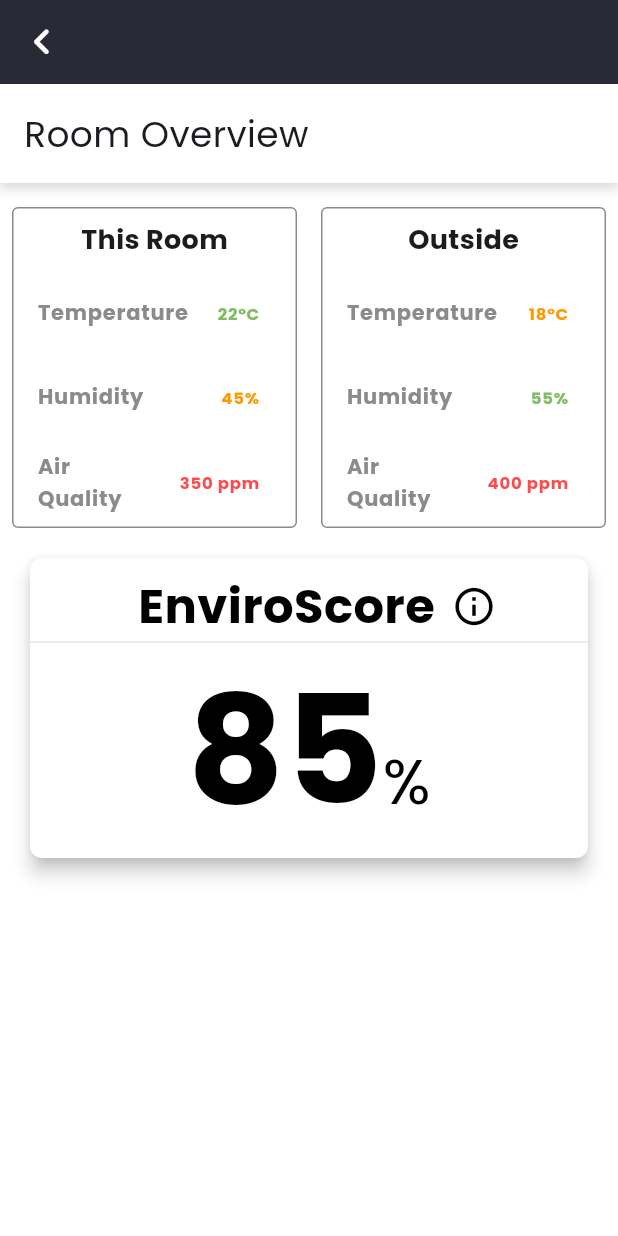
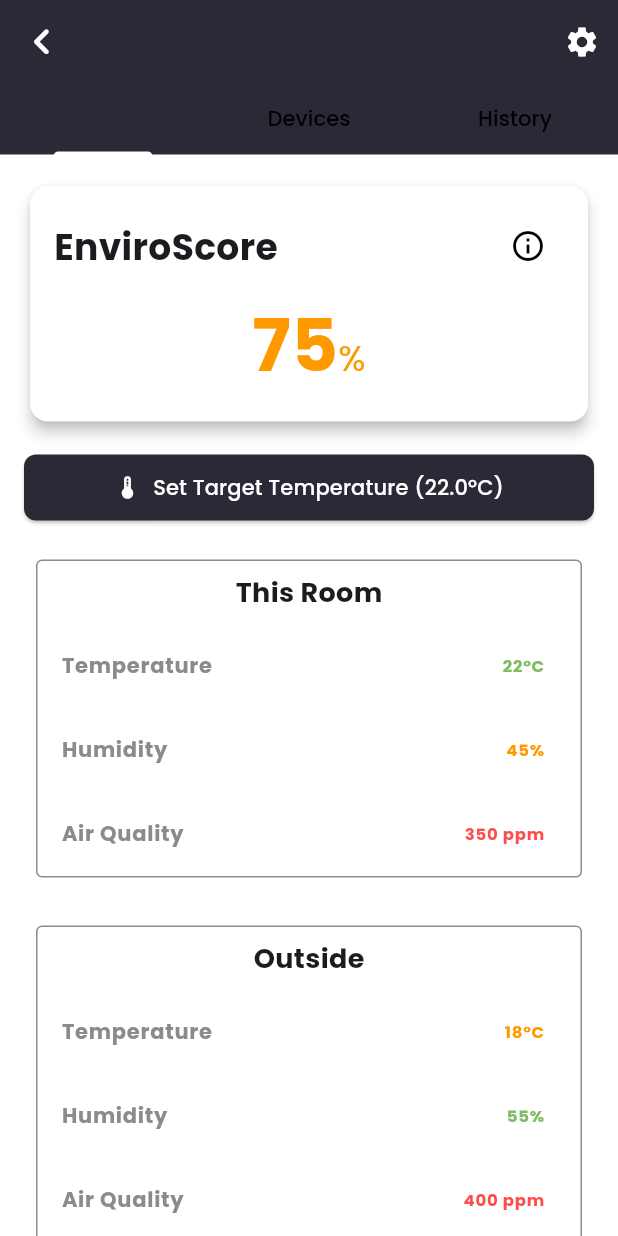
Before and after one commit to KempDewulf/envirosense-app, a Flutter app: the RoomOverviewScreen screen opened directly with empty values, on a phone screen of 412 x 824 dp. Run offline on Flutter 3.47's test engine with Material 3 defaults, Android fonts, the phone set to English and light mode, and no system bars; our stand-ins replace camera, dotted_border, firebase_auth, firebase_core, fl_chart, flutter_dotenv and 4 more; accounts and stored records are empty.

Commit message:
Improve room overview screen

```diff
--- a/lib/presentation/views/room_overview_screen.dart
+++ b/lib/presentation/views/room_overview_screen.dart
@@ -1,191 +1,243 @@
 import 'package:envirosense/core/constants/colors.dart';
+import 'package:envirosense/presentation/widgets/device_list.dart';
+import 'package:envirosense/presentation/widgets/enviro_score_card.dart';
 import 'package:flutter/material.dart';
 import '../controllers/RoomOverviewController.dart';
 
-class RoomOverviewScreen extends StatelessWidget {
+class RoomOverviewScreen extends StatefulWidget {
   final String roomName;
 
   const RoomOverviewScreen({super.key, required this.roomName});
 
   @override
+  State<RoomOverviewScreen> createState() => _RoomOverviewScreenState();
+}
+
+class _RoomOverviewScreenState extends State<RoomOverviewScreen> with SingleTickerProviderStateMixin {
+  late final RoomOverviewController _controller;
+  late final TabController _tabController;
+  bool _isLoading = true;
+  String? _error;
+
+  @override
+  void initState() {
+    super.initState();
+    _controller = RoomOverviewController();
+    _tabController = TabController(length: 3, vsync: this);
+    _loadData();
+  }
+
+  Future<void> _loadData() async {
+    try {
+      setState(() => _isLoading = true);
+      await _controller.getRoomData(widget.roomName);
+      setState(() => _isLoading = false);
+    } catch (e) {
+      setState(() {
+        _isLoading = false;
+        _error = e.toString();
+      });
+    }
+  }
+
+  @override
   Widget build(BuildContext context) {
-    final controller = RoomOverviewController();
-
     return Scaffold(
       appBar: AppBar(
         leading: IconButton(
           icon: const Icon(Icons.keyboard_arrow_left_rounded),
           iconSize: 35,
+          onPressed: () => Navigator.pop(context),
+        ),
+        title: Text(widget.roomName),
+        actions: [
+          IconButton(
+            icon: const Icon(Icons.settings),
             onPressed: () {
-              Navigator.pushReplacementNamed(context, '/main');
-            }),
-        backgroundColor: AppColors.primaryColor,
-        foregroundColor: AppColors.whiteColor,
-        title: Text(
-          roomName,
-          style: const TextStyle(
-            fontSize: 18,
+              // Navigate to room settings
+            },
+          ),
+        ],
+        bottom: TabBar(
+          controller: _tabController,
+          tabs: const [
+            Tab(text: 'Overview'),
+            Tab(text: 'Devices'),
+            Tab(text: 'History'),
+          ],
         ),
       ),
-        centerTitle: true,
-        elevation: 0,
+      body: RefreshIndicator(
+        onRefresh: _loadData,
+        child: _buildBody(),
       ),
-      body: Column(
+    );
+  }
+
+  Widget _buildBody() {
+    if (_isLoading) {
+      return const Center(child: CircularProgressIndicator());
+    }
+
+    if (_error != null) {
+      return Center(
+        child: Column(
+          mainAxisAlignment: MainAxisAlignment.center,
           children: [
-          Container(
-            width: double.infinity,
-            padding: const EdgeInsets.all(16),
-            decoration: BoxDecoration(
-              color: AppColors.whiteColor,
-              boxShadow: [
-                BoxShadow(
-                  color: AppColors.accentColor.withOpacity(0.3),
-                  spreadRadius: 1,
-                  blurRadius: 5,
-                  offset: const Offset(0, 3),
+            Text('Error: $_error'),
+            ElevatedButton(
+              onPressed: _loadData,
+              child: const Text('Retry'),
             ),
           ],
         ),
-            child: const Text(
-              'Room Overview',
-              style: TextStyle(
-                fontSize: 24,
-                fontWeight: FontWeight.normal,
+      );
+    }
+
+    return TabBarView(
+      controller: _tabController,
+      children: [
+        _buildOverviewTab(),
+        DevicesList(roomId: widget.roomName),
+        _buildHistoryTab(),
+      ],
+    );
+  }
+
+  Widget _buildOverviewTab() {
+    return ListView(
+      padding: const EdgeInsets.all(16),
+      children: [
+        EnviroScoreCard(
+          score: _controller.getEnviroScore(),
+          onInfoPressed: _showEnviroScoreInfo,
         ),
-              textAlign: TextAlign.left,
+        const SizedBox(height: 16),
+        ElevatedButton(
+          onPressed: () => _showTargetTemperatureSheet(context),
+          style: ElevatedButton.styleFrom(
+            backgroundColor: AppColors.primaryColor,
+            padding: const EdgeInsets.symmetric(vertical: 12),
+            shape: RoundedRectangleBorder(
+              borderRadius: BorderRadius.circular(8),
             ),
           ),
-          const SizedBox(height: 16),
-          Padding(
-            padding: const EdgeInsets.symmetric(horizontal: 8.0),
           child: Row(
+            mainAxisAlignment: MainAxisAlignment.center,
             children: [
-                Expanded(
-                  child: DataDisplayBox(
-                    title: 'This Room',
-                    data: controller.getRoomData(roomName),
-                  ),
-                ),
-                const SizedBox(width: 16),
-                Expanded(
-                  child: DataDisplayBox(
-                    title: 'Outside',
-                    data: controller.getOutsideData(),
-                  ),
+              const Icon(Icons.thermostat, color: AppColors.whiteColor),
+              const SizedBox(width: 8),
+              Text(
+                'Set Target Temperature (${_controller.getTargetTemperature()}°C)',
+                style: const TextStyle(color: AppColors.whiteColor),
               ),
             ],
           ),
         ),
         const SizedBox(height: 16),
-          Padding(
-            padding: const EdgeInsets.symmetric(horizontal: 16.0),
-            child: Card(
-              shape: RoundedRectangleBorder(
-                borderRadius: BorderRadius.circular(8.0),
-              ),
-              elevation: 5,
-              child: Container(
-                padding: const EdgeInsets.only(top: 8),
-                height: 200, // Reduced height since removing button
-                child: Column(
-                  mainAxisAlignment: MainAxisAlignment.spaceBetween,
-                  children: [
-                    Row(
-                      mainAxisAlignment: MainAxisAlignment.center,
-                      children: [
-                        const SizedBox(width: 20),
-                        const Text(
-                          'EnviroScore',
-                          style: TextStyle(
-                            fontSize: 32,
-                            fontWeight: FontWeight.bold,
-                            color: AppColors.blackColor,
+        Container(
+          padding: const EdgeInsets.all(8),
+          child: DataDisplayBox(
+            title: 'This Room',
+            data: _controller.getRoomData(widget.roomName),
           ),
         ),
-                        const SizedBox(width: 2),
-                        IconButton(
-                          padding: EdgeInsets.zero,
-                          constraints: const BoxConstraints(
-                            minWidth: 24,
-                            minHeight: 24,
+        const SizedBox(height: 16),
+        Container(
+          padding: const EdgeInsets.all(8),
+          child: DataDisplayBox(
+            title: 'Outside',
+            data: _controller.getOutsideData(),
           ),
-                          icon: const Icon(
-                            Icons.info_outline,
-                            size: 30,
-                            color: AppColors.blackColor,
         ),
-                          onPressed: () {
+      ],
+    );
+  }
+
+  Widget _buildHistoryTab() {
+    return const Center(
+      child: Text('Historical data coming soon'),
+    );
+  }
+
+  void _showEnviroScoreInfo() {
     showDialog(
       context: context,
-                              builder: (BuildContext context) {
-                                return AlertDialog(
-                                  shape: RoundedRectangleBorder(
-                                    borderRadius: BorderRadius.circular(15),
-                                  ),
-                                  title: const Text(
-                                    'About EnviroScore',
-                                    style: TextStyle(
-                                      fontSize: 18,
-                                      fontWeight: FontWeight.bold,
-                                    ),
-                                  ),
+      builder: (context) => AlertDialog(
+        title: const Text('About EnviroScore'),
         content: const Text(
           'EnviroScore is a measure of environmental quality based on various factors including air quality, temperature, and humidity levels in your space.',
-                                    style: TextStyle(fontSize: 14),
         ),
         actions: [
           TextButton(
             onPressed: () => Navigator.pop(context),
-                                      child: const Text(
-                                        'Got it',
+            child: const Text('Got it'),
+          ),
+        ],
+      ),
+    );
+  }
+
+  void _showTargetTemperatureSheet(BuildContext context) {
+    double currentTemp = _controller.getTargetTemperature();
+    showModalBottomSheet(
+      context: context,
+      builder: (context) => StatefulBuilder(
+        builder: (context, setState) => Container(
+          padding: const EdgeInsets.all(16),
+          child: Column(
+            mainAxisSize: MainAxisSize.min,
+            children: [
+              const Text(
+                'Set Target Temperature',
                 style: TextStyle(
-                                            color: AppColors.primaryColor),
+                  fontSize: 20,
+                  fontWeight: FontWeight.bold,
                 ),
               ),
-                                  ],
-                                );
+              const SizedBox(height: 16),
+              Row(
+                mainAxisAlignment: MainAxisAlignment.center,
+                children: [
+                  IconButton(
+                    icon: const Icon(Icons.remove_circle_outline),
+                    onPressed: () {
+                      setState(() => currentTemp = (currentTemp - 0.5).clamp(16, 30));
                     },
-                            );
+                  ),
+                  const SizedBox(width: 16),
+                  Text(
+                    '${currentTemp.toStringAsFixed(1)}°C',
+                    style: const TextStyle(fontSize: 24),
+                  ),
+                  const SizedBox(width: 16),
+                  IconButton(
+                    icon: const Icon(Icons.add_circle_outline),
+                    onPressed: () {
+                      setState(() => currentTemp = (currentTemp + 0.5).clamp(16, 30));
                     },
                   ),
                 ],
               ),
-                    const Divider(
-                      color: AppColors.lightGrayColor,
-                      thickness: 1,
-                      height: 0,
-                    ),
-                    const Row(
-                      mainAxisAlignment: MainAxisAlignment.center,
-                      crossAxisAlignment: CrossAxisAlignment.baseline,
-                      textBaseline: TextBaseline.alphabetic,
-                      children: [
-                        Text(
-                          '85',
-                          style: TextStyle(
-                            fontSize: 100,
-                            fontWeight: FontWeight.bold,
-                            color: AppColors.blackColor,
-                          ),
-                        ),
-                        Text(
-                          '%',
-                          style: TextStyle(
-                            fontSize: 42,
-                            fontWeight: FontWeight.normal,
-                            color: AppColors.blackColor,
-                          ),
-                        ),
-                      ],
+              const SizedBox(height: 16),
+              ElevatedButton(
+                onPressed: () {
+                  _controller.setTargetTemperature(currentTemp);
+                  Navigator.pop(context);
+                },
+                child: const Text('Save'),
               ),
             ],
           ),
         ),
       ),
-          ),
-        ],
-      ),
     );
+  }
+
+  @override
+  void dispose() {
+    _tabController.dispose();
+    super.dispose();
   }
 }
 
```
Lines whose indentation alone changed are shown as unchanged.
